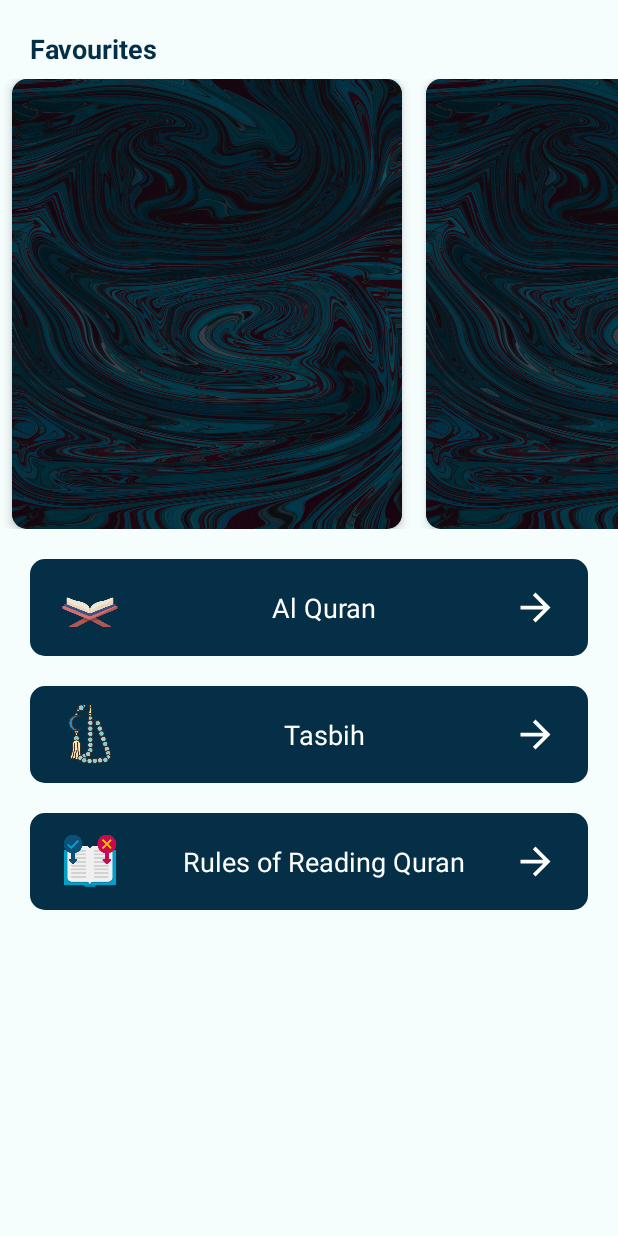
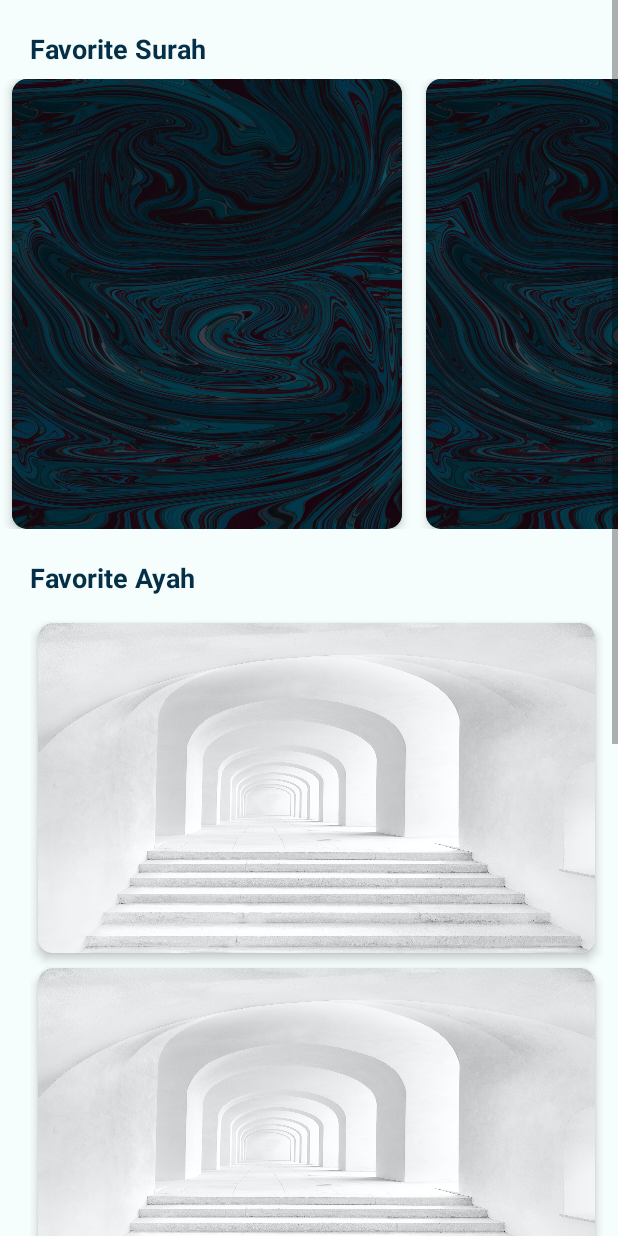
Before and after one commit to Karibayasmin/PrayAndHeal, an Android app: the layout activity_main.xml on its own in the app's theme, with its tools: preview values and no code run, on a phone screen of 412 x 824 dp. Run offline under Robolectric (Android 15) with nearby library versions, the phone set to English and light mode, and no system bars; network calls fail.

Commit message:
[Added] AdapterFavoriteAyat and item_favorite_ayat and demo images for background

```diff
--- a/app/src/main/java/com/kariba/prayheal/activity/MainActivity.kt
+++ b/app/src/main/java/com/kariba/prayheal/activity/MainActivity.kt
@@ -10,11 +10,13 @@ import androidx.appcompat.app.AppCompatActivity
 import androidx.databinding.DataBindingUtil
 import androidx.lifecycle.Observer
 import androidx.lifecycle.ViewModelProvider
+import androidx.recyclerview.widget.GridLayoutManager
 import androidx.recyclerview.widget.LinearSnapHelper
 import androidx.recyclerview.widget.SnapHelper
 import com.google.gson.Gson
 import com.kariba.prayheal.R
 import com.kariba.prayheal.adapter.AdapterCarouselView
+import com.kariba.prayheal.adapter.AdapterFavoriteAyat
 import com.kariba.prayheal.databinding.ActivityMainBinding
 import com.kariba.prayheal.interfaces.OnClickListener
 import com.kariba.prayheal.models.CarouselResponse
@@ -34,6 +36,7 @@ class MainActivity : BaseActivity() {
 
     private lateinit var binding: ActivityMainBinding
     private lateinit var carouselAdapter: AdapterCarouselView
+    private lateinit var adapterFavoriteAyat : AdapterFavoriteAyat
 
     lateinit var carouselViewModel : MainViewModel
 
@@ -71,6 +74,11 @@ class MainActivity : BaseActivity() {
         recyclerViewCarousel.adapter = carouselAdapter
         recyclerViewCarousel.setHasFixedSize(true)
 
+        adapterFavoriteAyat = AdapterFavoriteAyat(this@MainActivity)
+        recyclerViewGrid.adapter = adapterFavoriteAyat
+        recyclerViewGrid.layoutManager = GridLayoutManager(this, 2)
+        recyclerViewGrid.setHasFixedSize(true)
+
     }
 
     private fun loadCarouselData() {
@@ -90,6 +98,10 @@ class MainActivity : BaseActivity() {
 
                     carouselAdapter.setCarouselList(carouselList)
                     carouselAdapter.notifyDataSetChanged()
+
+                    adapterFavoriteAyat.setAyatData(data.carouselData?.surahList?.get(1)?.ayahsList ?: ArrayList())
+                    adapterFavoriteAyat.notifyDataSetChanged()
+
                 }else{
                     AppUtils.showToast(this@MainActivity, "Something went wrong, please try again", false)
                 }
--- /dev/null
+++ b/app/src/main/java/com/kariba/prayheal/adapter/AdapterFavoriteAyat.kt
@@ -0,0 +1,46 @@
+package com.kariba.prayheal.adapter
+
+import android.content.Context
+import android.view.LayoutInflater
+import android.view.ViewGroup
+import androidx.databinding.DataBindingUtil
+import androidx.recyclerview.widget.RecyclerView
+import com.kariba.prayheal.R
+import com.kariba.prayheal.databinding.ItemFavoriteAyatBinding
+import com.kariba.prayheal.models.CarouselResponse
+
+class AdapterFavoriteAyat(private val context: Context) : RecyclerView.Adapter<AdapterFavoriteAyat.FavoriteAyatViewHolder>() {
+
+    var ayatList : ArrayList<CarouselResponse.CarouselData.SurahData.AyahsData> = ArrayList()
+
+    fun setAyatData(ayatList : ArrayList<CarouselResponse.CarouselData.SurahData.AyahsData>){
+        this.ayatList = ayatList
+    }
+
+    override fun onCreateViewHolder(parent: ViewGroup, viewType: Int): FavoriteAyatViewHolder {
+        val itemBinding = DataBindingUtil.inflate<ItemFavoriteAyatBinding>(LayoutInflater.from(context), R.layout.item_favorite_ayat, parent, false)
+
+        return FavoriteAyatViewHolder(itemBinding)
+    }
+
+    override fun onBindViewHolder(holder: FavoriteAyatViewHolder, position: Int) {
+        holder.bindView(context, ayatList[position])
+    }
+
+    override fun getItemCount(): Int {
+        return return if(ayatList.size == 0) ayatList.size else 4
+    }
+
+    class FavoriteAyatViewHolder(private val itemBinding: ItemFavoriteAyatBinding) : RecyclerView.ViewHolder(itemBinding.root){
+
+        fun bindView(
+            context: Context,
+            ayahsData: CarouselResponse.CarouselData.SurahData.AyahsData
+        ) {
+            itemBinding.ayatData = ayahsData
+            itemBinding.executePendingBindings()
+
+        }
+    }
+
+}
--- a/app/src/main/res/layout/activity_main.xml
+++ b/app/src/main/res/layout/activity_main.xml
@@ -9,6 +9,11 @@
             name="mainViewModel"
             type="com.kariba.prayheal.viewmodels.MainViewModel" />
     </data>
+
+    <ScrollView
+        android:layout_width="match_parent"
+        android:layout_height="match_parent"
+        android:background="@color/white_snow">
 
         <RelativeLayout
             android:layout_width="match_parent"
@@ -22,25 +27,47 @@
                 android:layout_height="wrap_content"
                 android:layout_marginStart="20dp"
                 android:layout_marginTop="20dp"
-            android:text="Favourites"
+                android:text="Favorite Surah"
                 android:textColor="@color/blue"
                 android:textSize="18sp"
                 android:textStyle="bold" />
 
             <androidx.recyclerview.widget.RecyclerView
                 android:id="@+id/recyclerViewCarousel"
-            android:layout_below="@+id/textView_favorite"
-            app:layoutManager="androidx.recyclerview.widget.LinearLayoutManager"
                 android:layout_width="match_parent"
                 android:layout_height="wrap_content"
+                android:layout_below="@+id/textView_favorite"
+                android:layout_marginTop="8dp"
+                android:clipToPadding="false"
                 android:orientation="horizontal"
-            tools:listitem="@layout/item_carousel_view"
+                app:layoutManager="androidx.recyclerview.widget.LinearLayoutManager"
+                tools:listitem="@layout/item_carousel_view" />
+
+            <androidx.appcompat.widget.AppCompatTextView
+                android:id="@+id/textView_favorite_ayat"
+                android:layout_below="@+id/recyclerViewCarousel"
+                android:layout_width="wrap_content"
+                android:layout_height="wrap_content"
+                android:layout_marginStart="20dp"
+                android:layout_marginTop="20dp"
+                android:text="Favorite Ayah"
+                android:textColor="@color/blue"
+                android:textSize="18sp"
+                android:textStyle="bold" />
+
+            <androidx.recyclerview.widget.RecyclerView
+                android:id="@+id/recyclerViewGrid"
+                android:layout_width="match_parent"
+                android:layout_height="wrap_content"
+                android:layout_below="@+id/textView_favorite_ayat"
+                android:layout_marginStart="20dp"
                 android:layout_marginTop="8dp"
-            android:clipToPadding="false"/>
+                android:layout_marginEnd="10dp"
+                tools:listitem="@layout/item_favorite_ayat" />
 
             <RelativeLayout
                 android:id="@+id/layout_quran"
-            android:layout_below="@+id/recyclerViewCarousel"
+                android:layout_below="@+id/recyclerViewGrid"
                 android:layout_width="match_parent"
                 android:layout_height="wrap_content"
                 android:layout_marginStart="20dp"
@@ -131,6 +158,7 @@
                 android:layout_marginStart="20dp"
                 android:layout_marginTop="20dp"
                 android:layout_marginEnd="20dp"
+                android:layout_marginBottom="20dp"
                 android:background="@drawable/bg_card_solid_blue">
 
                 <androidx.appcompat.widget.AppCompatImageView
@@ -145,8 +173,8 @@
                     android:id="@+id/textView_rules"
                     android:layout_width="wrap_content"
                     android:layout_height="wrap_content"
+                    android:layout_toStartOf="@+id/imageView_next_rules"
                     android:layout_toEndOf="@+id/imageView_rules"
-                android:layout_toStartOf="@+id/imageView_next_rules"
                     android:gravity="center"
                     android:paddingStart="10dp"
                     android:paddingTop="20dp"
@@ -170,4 +198,6 @@
 
         </RelativeLayout>
 
+    </ScrollView>
+
 </layout>
--- /dev/null
+++ b/app/src/main/res/layout/item_favorite_ayat.xml
@@ -0,0 +1,46 @@
+<?xml version="1.0" encoding="utf-8"?>
+<layout xmlns:android="http://schemas.android.com/apk/res/android"
+    xmlns:app="http://schemas.android.com/apk/res-auto">
+
+    <data>
+        <variable
+            name="ayatData"
+            type="com.kariba.prayheal.models.CarouselResponse.CarouselData.SurahData.AyahsData" />
+    </data>
+
+    <androidx.cardview.widget.CardView
+        android:layout_width="match_parent"
+        android:layout_height="220dp"
+        app:cardCornerRadius="10dp"
+        app:cardElevation="4dp"
+        app:cardBackgroundColor="@color/white"
+        android:layout_marginTop="10dp"
+        android:layout_marginEnd="5dp"
+        android:layout_marginStart="5dp">
+
+        <LinearLayout
+            android:layout_width="match_parent"
+            android:layout_height="match_parent"
+            android:gravity="center"
+            android:background="@drawable/image_demo_eight">
+
+            <androidx.appcompat.widget.AppCompatTextView
+                android:layout_width="wrap_content"
+                android:layout_height="wrap_content"
+                android:text="@{ayatData.text}"
+                android:textSize="20sp"
+                android:maxLines="3"
+                android:ellipsize="end"
+                android:textColor="@color/blue"
+                android:paddingStart="8dp"
+                android:paddingEnd="8dp"
+                android:paddingTop="8dp"
+                android:paddingBottom="8dp"
+                android:gravity="center"
+                android:layout_gravity="center"/>
+
+        </LinearLayout>
+
+    </androidx.cardview.widget.CardView>
+
+</layout>
```
Also changed, not shown: app/src/main/res/drawable-hdpi/image_demo_eight.jpg (added), app/src/main/res/drawable-mdpi/image_demo_eight.jpg (added), app/src/main/res/drawable-mdpi/image_demo_seven.jpg (added), app/src/main/res/drawable-mdpi/image_demo_six.jpg (added), 11 other files. Lines whose indentation alone changed are shown as unchanged.
